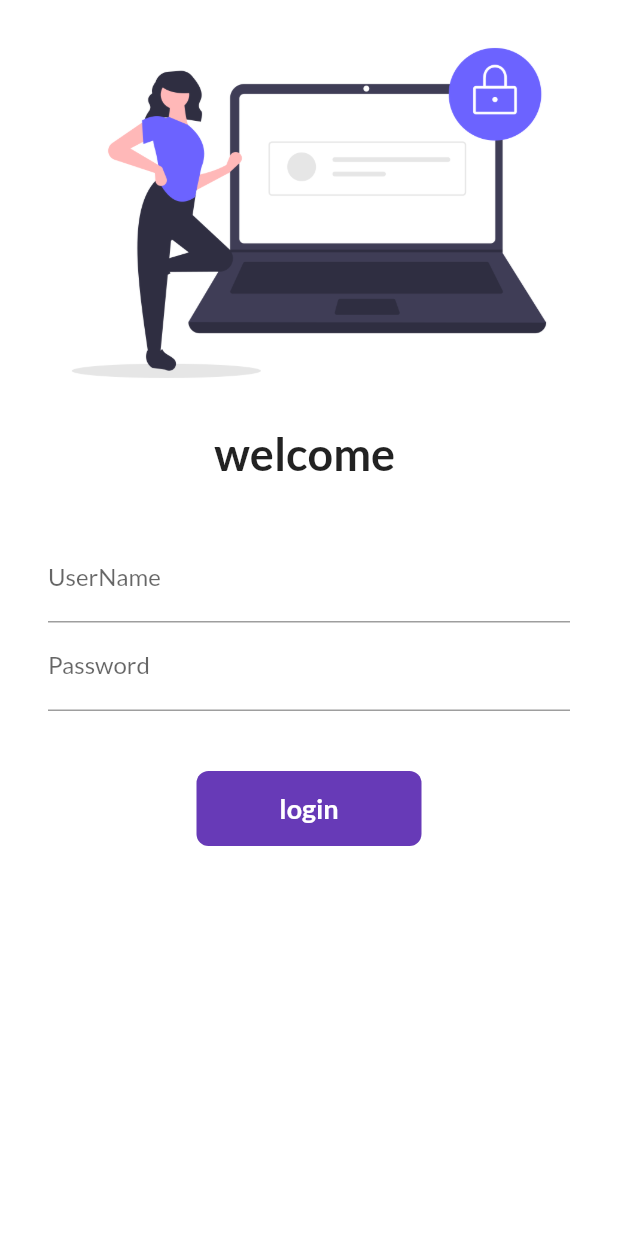
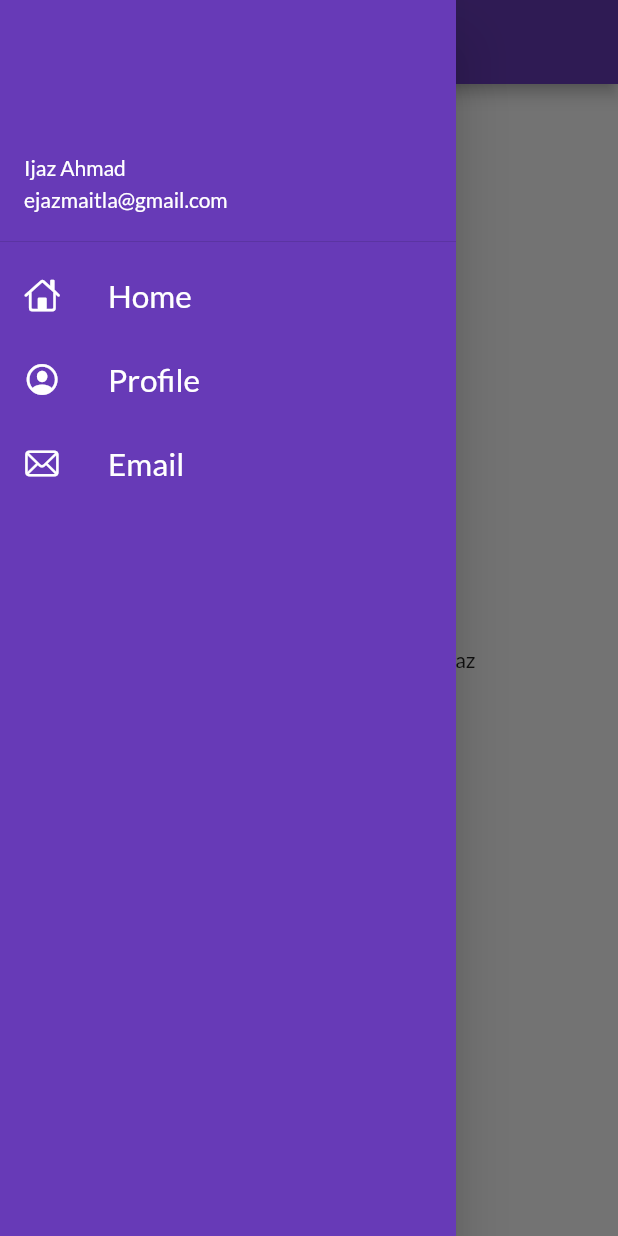
Before and after one commit to IjazAhmaid/Flutter8hours, a Flutter app: the screen it shows after launch, with the side drawer open (before the commit the screen has no drawer), on a phone screen of 412 x 824 dp. Run offline on Flutter 3.47's test engine with Material 2 defaults, Android fonts, the phone set to English and light mode, and no system bars; our stand-ins replace google_fonts.

Commit message:
Day9 completed

```diff
--- a/lib/main.dart
+++ b/lib/main.dart
@@ -14,6 +14,7 @@ class MyApp extends StatelessWidget {
   @override
   Widget build(BuildContext context) {
     return MaterialApp(
+        debugShowCheckedModeBanner: false,
         //home: const HomePage(),
         themeMode: ThemeMode.light,
         theme: ThemeData(
@@ -22,7 +23,7 @@ class MyApp extends StatelessWidget {
           fontFamily: GoogleFonts.lato().fontFamily,
         ),
         darkTheme: ThemeData(brightness: Brightness.dark),
-        initialRoute: "/",
+        initialRoute: MyRoutes.homeRoute,
         routes: {
           "/": (context) => const LoginPage(),
           MyRoutes.loginRoute: (context) => const LoginPage(),
--- a/lib/pages/home_page.dart
+++ b/lib/pages/home_page.dart
@@ -1,4 +1,5 @@
 import 'package:flutter/material.dart';
+import 'package:project8hours/widgets/drawer.dart';
 
 class HomePage extends StatelessWidget {
   const HomePage({Key? key}) : super(key: key);
@@ -13,7 +14,7 @@ class HomePage extends StatelessWidget {
       body: Center(
         child: Text('Well come to $days day of flutter by $name'),
       ),
-      drawer: const Drawer(),
+      drawer: const MyDrawer(),
     );
   }
 }
--- /dev/null
+++ b/lib/widgets/drawer.dart
@@ -0,0 +1,58 @@
+import 'package:flutter/cupertino.dart';
+import 'package:flutter/material.dart';
+
+class MyDrawer extends StatelessWidget {
+  const MyDrawer({Key? key}) : super(key: key);
+
+  @override
+  Widget build(BuildContext context) {
+    return Drawer(
+      child: Container(
+        color: Colors.deepPurple,
+        child: ListView(
+          padding: EdgeInsets.zero,
+          children: const [
+            DrawerHeader(
+                padding: EdgeInsets.zero,
+                child: UserAccountsDrawerHeader(
+                  // decoration: BoxDecoration(color: Colors.red),
+                  margin: EdgeInsets.zero,
+                  accountName: Text("Ijaz Ahmad"),
+                  accountEmail: Text("ejazmaitla@gmail.com"),
+                )),
+            ListTile(
+                title: Text(
+                  "Home",
+                  textScaleFactor: 1.5,
+                  style: TextStyle(color: Colors.white),
+                ),
+                leading: Icon(
+                  CupertinoIcons.home,
+                  color: Colors.white,
+                )),
+            ListTile(
+                title: Text(
+                  "Profile",
+                  textScaleFactor: 1.5,
+                  style: TextStyle(color: Colors.white),
+                ),
+                leading: Icon(
+                  CupertinoIcons.profile_circled,
+                  color: Colors.white,
+                )),
+            ListTile(
+                title: Text(
+                  "Email",
+                  textScaleFactor: 1.5,
+                  style: TextStyle(color: Colors.white),
+                ),
+                leading: Icon(
+                  CupertinoIcons.mail,
+                  color: Colors.white,
+                )),
+          ],
+        ),
+      ),
+    );
+  }
+}
```
Also changed, not shown: lib/pages/login_page.dart (+42 -14 lines).
